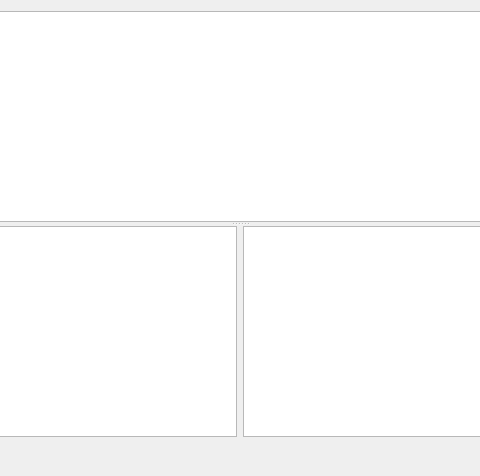
openpilot/OpenPilot, file ground/openpilotgcs/src/plugins/video/helpdialog.ui: the form before one commit; both pictures show x 109 to 589 and y 0 to 476 of the 697 by 476 pixel window.
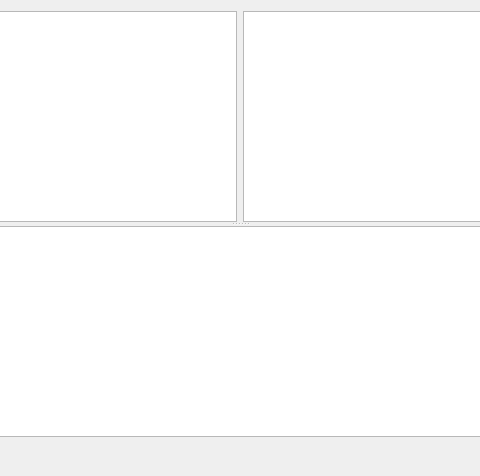
The form after the commit.

What changed in the file:
```diff
--- a/ground/openpilotgcs/src/plugins/video/helpdialog.ui
+++ b/ground/openpilotgcs/src/plugins/video/helpdialog.ui
@@ -19,8 +19,7 @@
      <property name="orientation">
       <enum>Qt::Vertical</enum>
      </property>
-     <widget class="QTextBrowser" name="textBrowser"/>
-     <widget class="QWidget" name="">
+     <widget class="QWidget" name="layoutWidget">
       <layout class="QHBoxLayout" name="horizontalLayout">
        <item>
         <widget class="QListWidget" name="pluginListWidget"/>
@@ -30,6 +29,7 @@
        </item>
       </layout>
      </widget>
+     <widget class="QTextBrowser" name="textBrowser"/>
     </widget>
    </item>
    <item>
```
